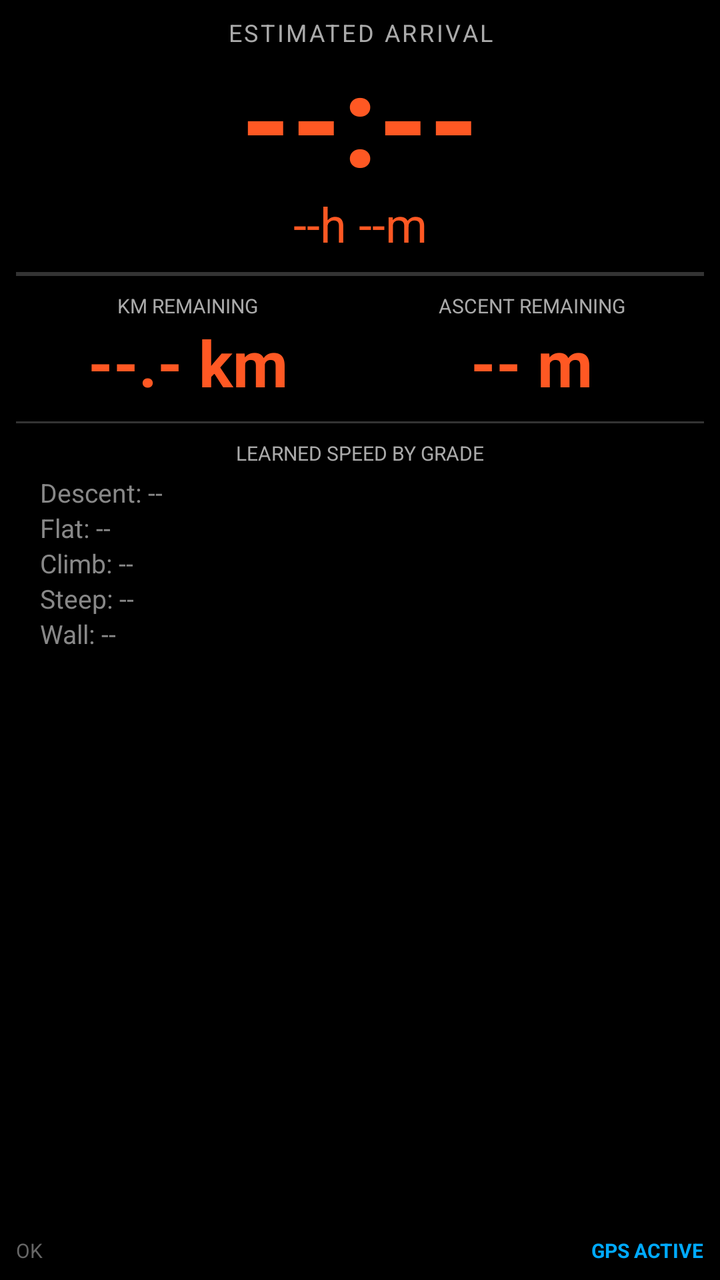
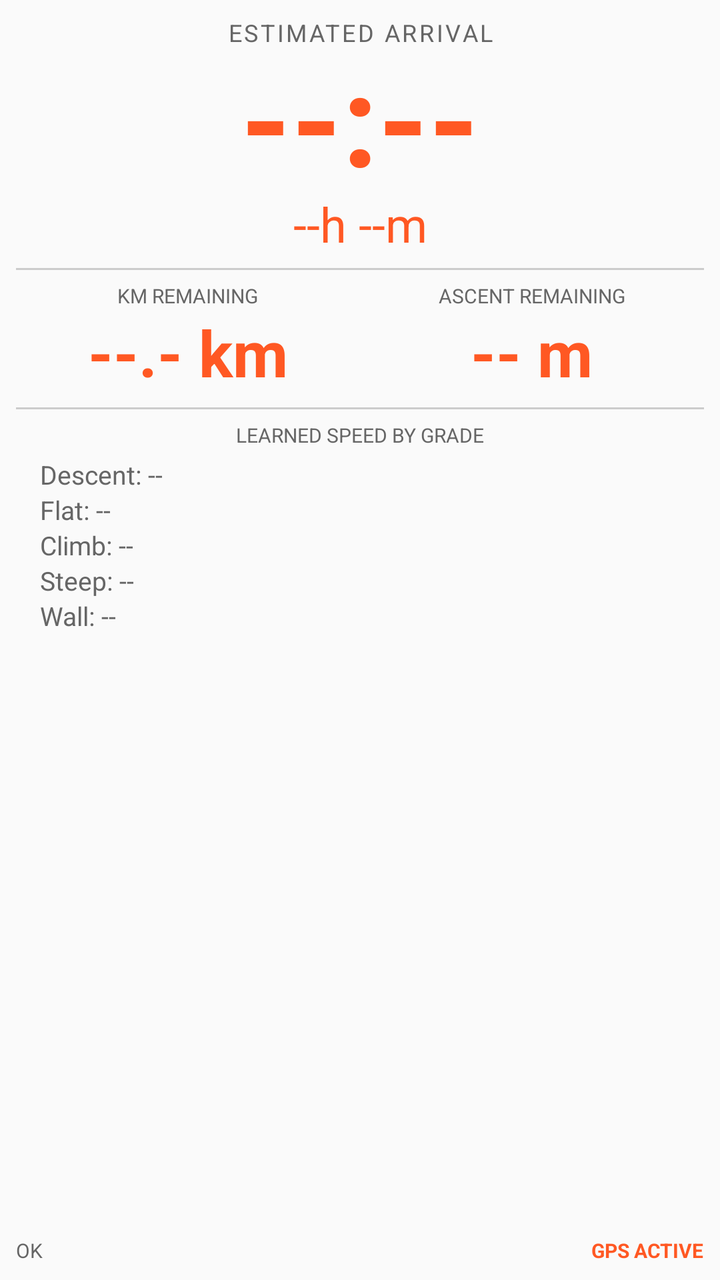

Before-and-after screenshots of an Android layout around one commit, followed by the original layout XML and the change that was made.
<!-- AndroidManifest.xml: application theme Theme.AppCompat.DayNight.NoActionBar -->
<!-- res/layout/view_eta_master.xml -->
<?xml version="1.0" encoding="utf-8"?>
<LinearLayout xmlns:android="http://schemas.android.com/apk/res/android"
    android:layout_width="match_parent"
    android:layout_height="match_parent"
    android:background="#000000"
    android:orientation="vertical"
    android:padding="8dp">

    
    <TextView
        android:layout_width="match_parent"
        android:layout_height="wrap_content"
        android:text="ESTIMATED ARRIVAL"
        android:textColor="#AAAAAA"
        android:textSize="12sp"
        android:gravity="center"
        android:letterSpacing="0.1" />

    <TextView
        android:id="@+id/tv_master_eta"
        android:layout_width="match_parent"
        android:layout_height="wrap_content"
        android:text="--:--"
        android:textColor="#FF5823"
        android:textSize="64sp"
        android:textStyle="bold"
        android:gravity="center"
        android:includeFontPadding="false" />

    <TextView
        android:id="@+id/tv_master_remaining"
        android:layout_width="match_parent"
        android:layout_height="wrap_content"
        android:text="--h --m"
        android:textColor="#FF5823"
        android:textSize="24sp"
        android:gravity="center"
        android:layout_marginTop="-4dp" />

    
    <View
        android:layout_width="match_parent"
        android:layout_height="2dp"
        android:layout_marginVertical="8dp"
        android:background="#333333" />

    
    <LinearLayout
        android:layout_width="match_parent"
        android:layout_height="wrap_content"
        android:orientation="horizontal"
        android:baselineAligned="false">

        <LinearLayout
            android:layout_width="0dp"
            android:layout_height="wrap_content"
            android:layout_weight="1"
            android:orientation="vertical"
            android:gravity="center">
            <TextView android:layout_width="wrap_content" android:layout_height="wrap_content" android:text="KM REMAINING" android:textColor="#AAAAAA" android:textSize="10sp" />
            <TextView android:id="@+id/tv_master_km" android:layout_width="wrap_content" android:layout_height="wrap_content" android:text="--.- km" android:textColor="#FF5823" android:textSize="32sp" android:textStyle="bold" />
        </LinearLayout>

        <LinearLayout
            android:layout_width="0dp"
            android:layout_height="wrap_content"
            android:layout_weight="1"
            android:orientation="vertical"
            android:gravity="center">
            <TextView android:layout_width="wrap_content" android:layout_height="wrap_content" android:text="ASCENT REMAINING" android:textColor="#AAAAAA" android:textSize="10sp" />
            <TextView android:id="@+id/tv_master_ascent" android:layout_width="wrap_content" android:layout_height="wrap_content" android:text="-- m" android:textColor="#FF5823" android:textSize="32sp" android:textStyle="bold" />
        </LinearLayout>
    </LinearLayout>

    <View
        android:layout_width="match_parent"
        android:layout_height="1dp"
        android:layout_marginVertical="8dp"
        android:background="#333333" />

    
    <TextView
        android:layout_width="match_parent"
        android:layout_height="wrap_content"
        android:text="LEARNED SPEED BY GRADE"
        android:textColor="#AAAAAA"
        android:textSize="10sp"
        android:gravity="center"
        android:layout_marginBottom="4dp" />

    <LinearLayout
        android:layout_width="match_parent"
        android:layout_height="wrap_content"
        android:orientation="vertical"
        android:paddingHorizontal="12dp">
        <TextView android:id="@+id/tv_b0" android:layout_width="match_parent" android:layout_height="wrap_content" android:text="Descent: --" android:textColor="#888888" android:textSize="13sp" />
        <TextView android:id="@+id/tv_b1" android:layout_width="match_parent" android:layout_height="wrap_content" android:text="Flat: --" android:textColor="#888888" android:textSize="13sp" />
        <TextView android:id="@+id/tv_b2" android:layout_width="match_parent" android:layout_height="wrap_content" android:text="Climb: --" android:textColor="#888888" android:textSize="13sp" />
        <TextView android:id="@+id/tv_b3" android:layout_width="match_parent" android:layout_height="wrap_content" android:text="Steep: --" android:textColor="#888888" android:textSize="13sp" />
        <TextView android:id="@+id/tv_b4" android:layout_width="match_parent" android:layout_height="wrap_content" android:text="Wall: --" android:textColor="#888888" android:textSize="13sp" />
    </LinearLayout>

    
    <View
        android:layout_width="match_parent"
        android:layout_height="0dp"
        android:layout_weight="1" />

    <LinearLayout
        android:layout_width="match_parent"
        android:layout_height="wrap_content"
        android:orientation="horizontal"
        android:gravity="bottom">
        <TextView android:id="@+id/tv_status_msg" android:layout_width="0dp" android:layout_weight="1" android:layout_height="wrap_content" android:text="OK" android:textColor="#666666" android:textSize="10sp" />
        <TextView android:id="@+id/tv_gps_status" android:layout_width="wrap_content" android:layout_height="wrap_content" android:text="GPS ACTIVE" android:textColor="#00AAFF" android:textSize="10sp" android:textStyle="bold" />
    </LinearLayout>

</LinearLayout>
<!-- resources referenced by this layout -->
<resources>

</resources>

<!-- the commit's change to res/layout/view_eta_master.xml (unified diff, before → after) -->
@@ -2,7 +2,7 @@
 <LinearLayout xmlns:android="http://schemas.android.com/apk/res/android"
     android:layout_width="match_parent"
     android:layout_height="match_parent"
-    android:background="#000000"
+    android:background="@android:color/transparent"
     android:orientation="vertical"
     android:padding="8dp">
 
@@ -11,7 +11,7 @@
         android:layout_width="match_parent"
         android:layout_height="wrap_content"
         android:text="ESTIMATED ARRIVAL"
-        android:textColor="#AAAAAA"
+        android:textColor="@color/text_secondary"
         android:textSize="12sp"
         android:gravity="center"
         android:letterSpacing="0.1" />
@@ -21,7 +21,7 @@
         android:layout_width="match_parent"
         android:layout_height="wrap_content"
         android:text="--:--"
-        android:textColor="#FF5823"
+        android:textColor="@color/text_primary"
         android:textSize="64sp"
         android:textStyle="bold"
         android:gravity="center"
@@ -32,7 +32,7 @@
         android:layout_width="match_parent"
         android:layout_height="wrap_content"
         android:text="--h --m"
-        android:textColor="#FF5823"
+        android:textColor="@color/text_primary"
         android:textSize="24sp"
         android:gravity="center"
         android:layout_marginTop="-4dp" />
@@ -40,9 +40,9 @@
     
     <View
         android:layout_width="match_parent"
-        android:layout_height="2dp"
-        android:layout_marginVertical="8dp"
-        android:background="#333333" />
+        android:layout_height="1dp"
+        android:layout_marginVertical="6dp"
+        android:background="@color/divider" />
 
     
     <LinearLayout
@@ -57,8 +57,8 @@
             android:layout_weight="1"
             android:orientation="vertical"
             android:gravity="center">
-            <TextView android:layout_width="wrap_content" android:layout_height="wrap_content" android:text="KM REMAINING" android:textColor="#AAAAAA" android:textSize="10sp" />
-            <TextView android:id="@+id/tv_master_km" android:layout_width="wrap_content" android:layout_height="wrap_content" android:text="--.- km" android:textColor="#FF5823" android:textSize="32sp" android:textStyle="bold" />
+            <TextView android:layout_width="wrap_content" android:layout_height="wrap_content" android:text="KM REMAINING" android:textColor="@color/text_secondary" android:textSize="10sp" />
+            <TextView android:id="@+id/tv_master_km" android:layout_width="wrap_content" android:layout_height="wrap_content" android:text="--.- km" android:textColor="@color/text_primary" android:textSize="32sp" android:textStyle="bold" />
         </LinearLayout>
 
         <LinearLayout
@@ -67,23 +67,23 @@
             android:layout_weight="1"
             android:orientation="vertical"
             android:gravity="center">
-            <TextView android:layout_width="wrap_content" android:layout_height="wrap_content" android:text="ASCENT REMAINING" android:textColor="#AAAAAA" android:textSize="10sp" />
-            <TextView android:id="@+id/tv_master_ascent" android:layout_width="wrap_content" android:layout_height="wrap_content" android:text="-- m" android:textColor="#FF5823" android:textSize="32sp" android:textStyle="bold" />
+            <TextView android:layout_width="wrap_content" android:layout_height="wrap_content" android:text="ASCENT REMAINING" android:textColor="@color/text_secondary" android:textSize="10sp" />
+            <TextView android:id="@+id/tv_master_ascent" android:layout_width="wrap_content" android:layout_height="wrap_content" android:text="-- m" android:textColor="@color/text_primary" android:textSize="32sp" android:textStyle="bold" />
         </LinearLayout>
     </LinearLayout>
 
     <View
         android:layout_width="match_parent"
         android:layout_height="1dp"
-        android:layout_marginVertical="8dp"
-        android:background="#333333" />
+        android:layout_marginVertical="6dp"
+        android:background="@color/divider" />
 
     
     <TextView
         android:layout_width="match_parent"
         android:layout_height="wrap_content"
         android:text="LEARNED SPEED BY GRADE"
-        android:textColor="#AAAAAA"
+        android:textColor="@color/text_secondary"
         android:textSize="10sp"
         android:gravity="center"
         android:layout_marginBottom="4dp" />
@@ -93,11 +93,11 @@
         android:layout_height="wrap_content"
         android:orientation="vertical"
         android:paddingHorizontal="12dp">
-        <TextView android:id="@+id/tv_b0" android:layout_width="match_parent" android:layout_height="wrap_content" android:text="Descent: --" android:textColor="#888888" android:textSize="13sp" />
-        <TextView android:id="@+id/tv_b1" android:layout_width="match_parent" android:layout_height="wrap_content" android:text="Flat: --" android:textColor="#888888" android:textSize="13sp" />
-        <TextView android:id="@+id/tv_b2" android:layout_width="match_parent" android:layout_height="wrap_content" android:text="Climb: --" android:textColor="#888888" android:textSize="13sp" />
-        <TextView android:id="@+id/tv_b3" android:layout_width="match_parent" android:layout_height="wrap_content" android:text="Steep: --" android:textColor="#888888" android:textSize="13sp" />
-        <TextView android:id="@+id/tv_b4" android:layout_width="match_parent" android:layout_height="wrap_content" android:text="Wall: --" android:textColor="#888888" android:textSize="13sp" />
+        <TextView android:id="@+id/tv_b0" android:layout_width="match_parent" android:layout_height="wrap_content" android:text="Descent: --" android:textColor="@color/text_secondary" android:textSize="13sp" />
+        <TextView android:id="@+id/tv_b1" android:layout_width="match_parent" android:layout_height="wrap_content" android:text="Flat: --" android:textColor="@color/text_secondary" android:textSize="13sp" />
+        <TextView android:id="@+id/tv_b2" android:layout_width="match_parent" android:layout_height="wrap_content" android:text="Climb: --" android:textColor="@color/text_secondary" android:textSize="13sp" />
+        <TextView android:id="@+id/tv_b3" android:layout_width="match_parent" android:layout_height="wrap_content" android:text="Steep: --" android:textColor="@color/text_secondary" android:textSize="13sp" />
+        <TextView android:id="@+id/tv_b4" android:layout_width="match_parent" android:layout_height="wrap_content" android:text="Wall: --" android:textColor="@color/text_secondary" android:textSize="13sp" />
     </LinearLayout>
 
     
@@ -111,8 +111,8 @@
         android:layout_height="wrap_content"
         android:orientation="horizontal"
         android:gravity="bottom">
-        <TextView android:id="@+id/tv_status_msg" android:layout_width="0dp" android:layout_weight="1" android:layout_height="wrap_content" android:text="OK" android:textColor="#666666" android:textSize="10sp" />
-        <TextView android:id="@+id/tv_gps_status" android:layout_width="wrap_content" android:layout_height="wrap_content" android:text="GPS ACTIVE" android:textColor="#00AAFF" android:textSize="10sp" android:textStyle="bold" />
+        <TextView android:id="@+id/tv_status_msg" android:layout_width="0dp" android:layout_weight="1" android:layout_height="wrap_content" android:text="OK" android:textColor="@color/text_secondary" android:textSize="10sp" />
+        <TextView android:id="@+id/tv_gps_status" android:layout_width="wrap_content" android:layout_height="wrap_content" android:text="GPS ACTIVE" android:textColor="@color/text_primary" android:textSize="10sp" android:textStyle="bold" />
     </LinearLayout>
 
 </LinearLayout>
<!-- resource entries referenced after the edit -->
@@ -1,5 +1,7 @@
 <!-- resources referenced by this layout -->
 <resources>
-
+  <color name="divider">#CCCCCC</color>
+  <color name="text_primary">#FF5823</color>
+  <color name="text_secondary">#666666</color>
 </resources>
 
